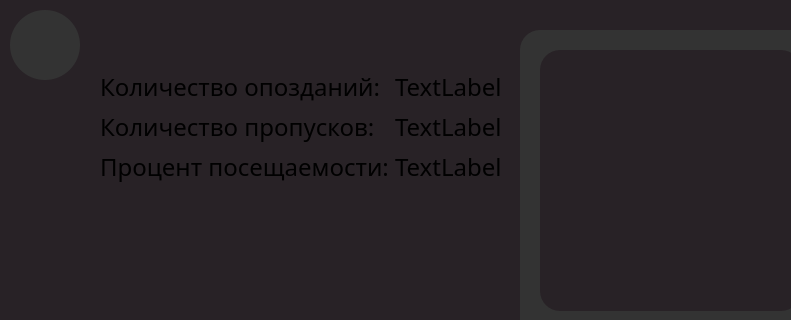
This is ui/ui.ui in Wester35/KP as Qt 5 draws it before an edit; both pictures show x 0 to 791 and y 0 to 320 of the 1500 by 780 pixel window. The edited form follows.
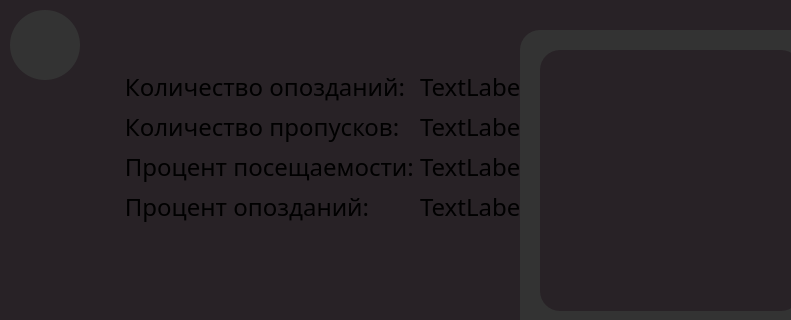
This is the edited form.

Commit message:
update student profile
added new values for student`s counting information

Patch:
```diff
--- a/ui/ui.ui
+++ b/ui/ui.ui
@@ -409,7 +409,7 @@
     <item row="0" column="0">
      <widget class="QLabel" name="lates">
       <property name="text">
-       <string>Количество опозданий:</string>
+       <string>    Количество опозданий:</string>
       </property>
      </widget>
     </item>
@@ -423,7 +423,7 @@
     <item row="1" column="0">
      <widget class="QLabel" name="absence">
       <property name="text">
-       <string>Количество пропусков:</string>
+       <string>    Количество пропусков:</string>
       </property>
      </widget>
     </item>
@@ -437,7 +437,7 @@
     <item row="2" column="0">
      <widget class="QLabel" name="percentageOfAttendence">
       <property name="text">
-       <string>Процент посещаемости:</string>
+       <string>    Процент посещаемости:</string>
       </property>
      </widget>
     </item>
@@ -448,6 +448,20 @@
       </property>
      </widget>
     </item>
+    <item row="3" column="0">
+     <widget class="QLabel" name="percentageOfLates">
+      <property name="text">
+       <string>    Процент опозданий:</string>
+      </property>
+     </widget>
+    </item>
+    <item row="3" column="1">
+     <widget class="QLabel" name="percentageOfLatesValue">
+      <property name="text">
+       <string>TextLabel</string>
+      </property>
+     </widget>
+    </item>
    </layout>
   </widget>
   <widget class="QLabel" name="currentDate">
```
The commit also changes 2 other files.
